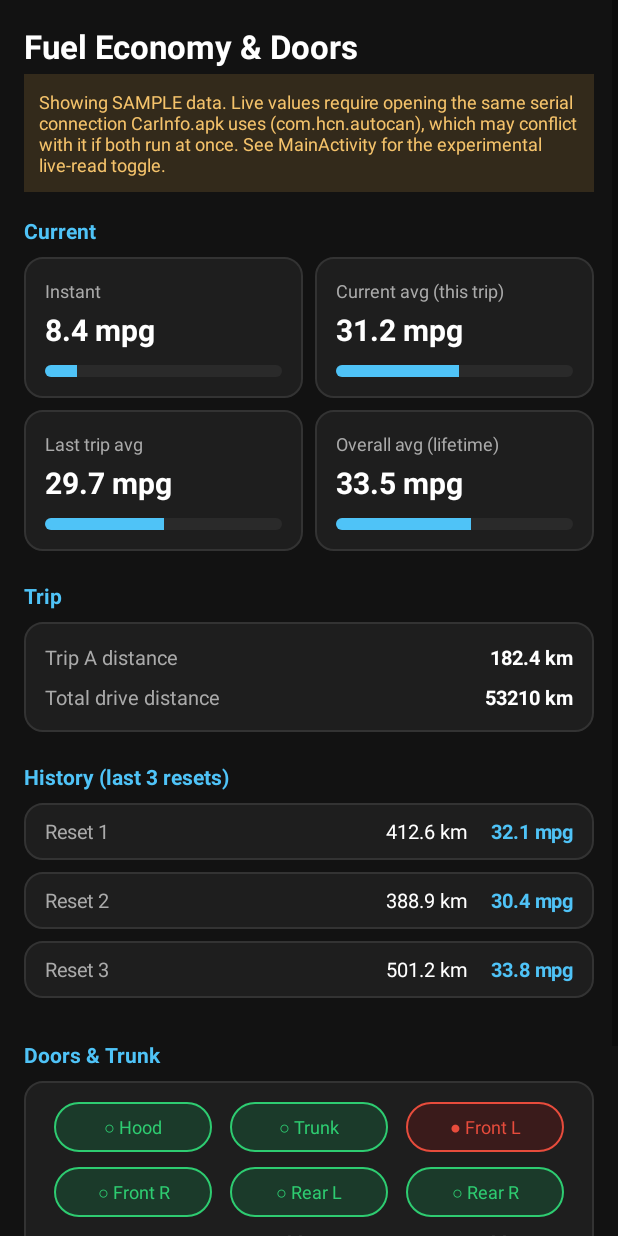
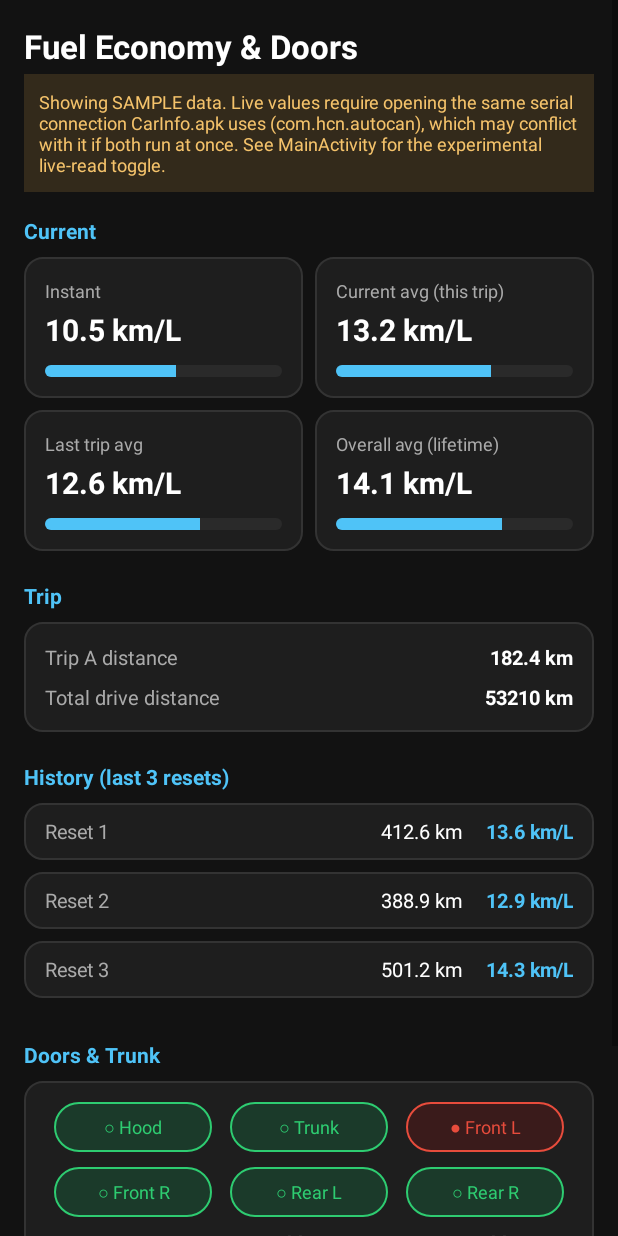
Before and after one commit to HamzaRahman/CarPlayTesting, an Android app: the FuelInfoActivity screen opened directly, with no data from a screen before it, on a phone screen of 412 x 824 dp. Run offline under Robolectric (Android 15) with nearby library versions, the light colour scheme and no system bars.

Commit message:
Add launcher icon, convert fuel display to km/L

```diff
--- a/app/src/main/AndroidManifest.xml
+++ b/app/src/main/AndroidManifest.xml
@@ -9,6 +9,7 @@
 
     <application
         android:allowBackup="false"
+        android:icon="@mipmap/ic_launcher"
         android:label="CAN Source Tester"
         android:theme="@style/Theme.AppCompat.DayNight">
 
--- a/app/src/main/java/com/debug/cansourcetester/FuelInfoActivity.java
+++ b/app/src/main/java/com/debug/cansourcetester/FuelInfoActivity.java
@@ -42,22 +42,22 @@ import android.widget.TextView;
  */
 public class FuelInfoActivity extends Activity {
 
-    private static final int GAUGE_MAX = 60;
+    private static final int GAUGE_MAX = 20; // realistic km/L ceiling for a Civic
 
     @Override
     protected void onCreate(Bundle savedInstanceState) {
         super.onCreate(savedInstanceState);
         setContentView(R.layout.activity_fuel_info);
 
-        bindStat(R.id.cardInstant, "Instant", "8.4", "mpg", 8);
-        bindStat(R.id.cardCurAvg, "Current avg (this trip)", "31.2", "mpg", 31);
-        bindStat(R.id.cardLastAvg, "Last trip avg", "29.7", "mpg", 30);
-        bindStat(R.id.cardOverallAvg, "Overall avg (lifetime)", "33.5", "mpg", 34);
+        bindStat(R.id.cardInstant, "Instant", "10.5", "km/L", 11);
+        bindStat(R.id.cardCurAvg, "Current avg (this trip)", "13.2", "km/L", 13);
+        bindStat(R.id.cardLastAvg, "Last trip avg", "12.6", "km/L", 13);
+        bindStat(R.id.cardOverallAvg, "Overall avg (lifetime)", "14.1", "km/L", 14);
 
         LinearLayout historyContainer = findViewById(R.id.historyContainer);
-        addHistoryRow(historyContainer, "Reset 1", "412.6 km", "32.1 mpg");
-        addHistoryRow(historyContainer, "Reset 2", "388.9 km", "30.4 mpg");
-        addHistoryRow(historyContainer, "Reset 3", "501.2 km", "33.8 mpg");
+        addHistoryRow(historyContainer, "Reset 1", "412.6 km", "13.6 km/L");
+        addHistoryRow(historyContainer, "Reset 2", "388.9 km", "12.9 km/L");
+        addHistoryRow(historyContainer, "Reset 3", "501.2 km", "14.3 km/L");
 
         LinearLayout doorRow1 = findViewById(R.id.doorGridRow1);
         addDoorPill(doorRow1, "Hood", false);
```
Also changed, not shown: app/src/main/res/mipmap-hdpi/ic_launcher.png (added), app/src/main/res/mipmap-mdpi/ic_launcher.png (added), app/src/main/res/mipmap-xhdpi/ic_launcher.png (added), app/src/main/res/mipmap-xxhdpi/ic_launcher.png (added), app/src/main/res/mipmap-xxxhdpi/ic_launcher.png (added).
